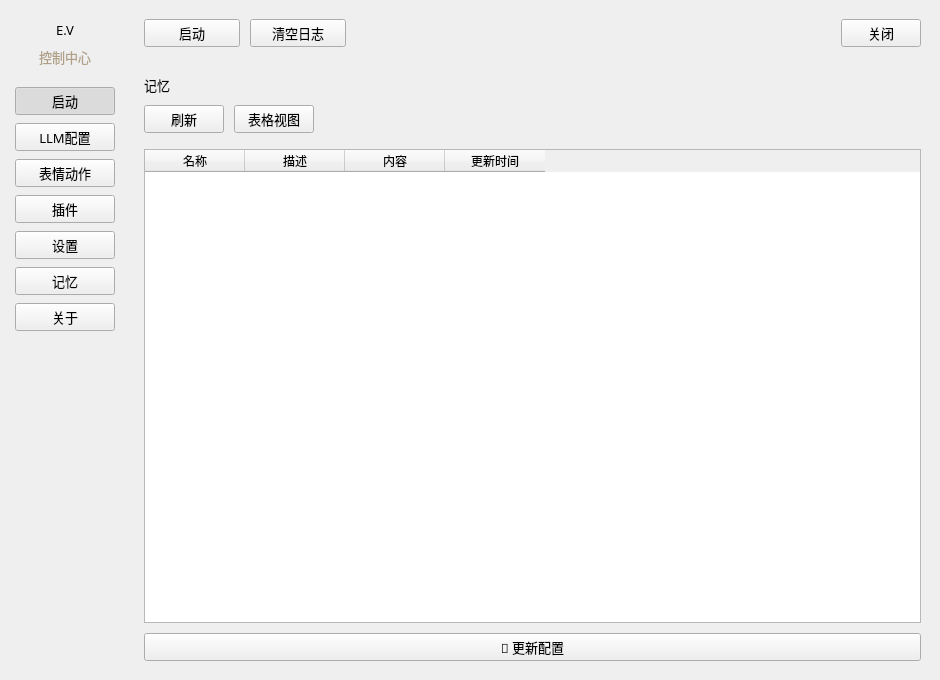
Before: the Qt Designer form ui/control_center.ui in siaoic/E.V, drawn with Qt 5.
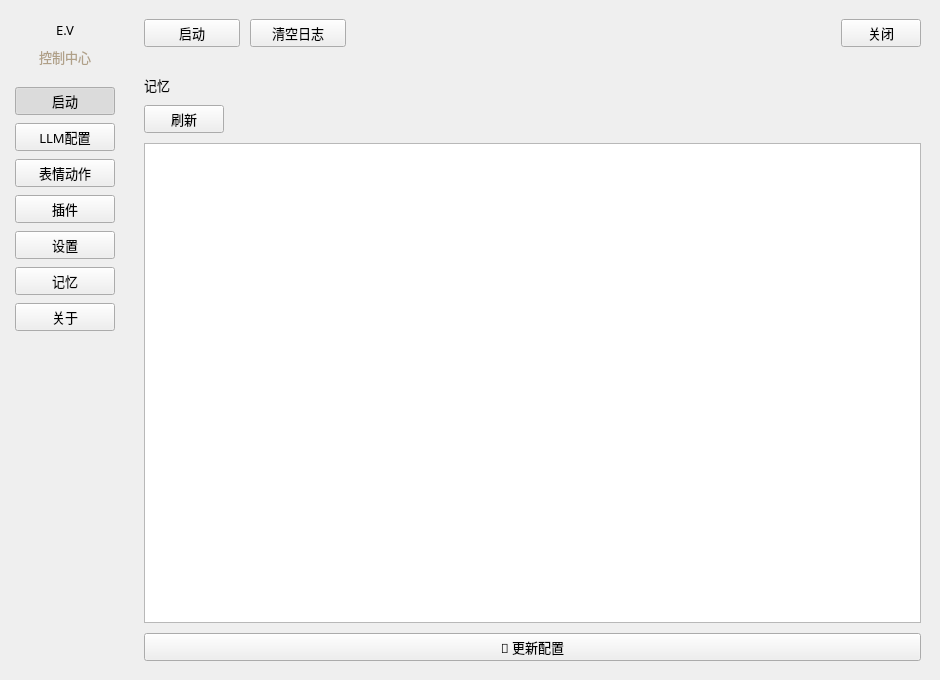
After: the same form once the commit is applied. The open tabs and pages were chosen to show the change.

What changed in the file:
```diff
--- a/ui/control_center.ui
+++ b/ui/control_center.ui
@@ -2427,13 +2427,6 @@
                </property>
               </widget>
              </item>
-             <item>
-              <widget class="QPushButton" name="btn_memory_view_toggle">
-               <property name="text">
-                <string>表格视图</string>
-               </property>
-              </widget>
-             </item>
              <item>
               <spacer name="horizontalSpacer_memory_top">
                <property name="orientation">
@@ -2457,79 +2450,7 @@
             </layout>
            </item>
            <item>
-            <widget class="QStackedWidget" name="stack_memory">
-             <property name="currentIndex">
-              <number>0</number>
-             </property>
-             <widget class="QWidget" name="page_memory_list">
-              <layout class="QVBoxLayout" name="verticalLayout_memory_list">
-               <property name="spacing">
-                <number>0</number>
-               </property>
-               <property name="leftMargin">
-                <number>0</number>
-               </property>
-               <property name="topMargin">
-                <number>6</number>
-               </property>
-               <property name="rightMargin">
-                <number>0</number>
-               </property>
-               <property name="bottomMargin">
-                <number>0</number>
-               </property>
-               <item>
-                <widget class="QTableWidget" name="table_memory">
-                 <property name="alternatingRowColors">
-                  <bool>true</bool>
-                 </property>
-                 <property name="selectionMode">
-                  <enum>QAbstractItemView::ExtendedSelection</enum>
-                 </property>
-                 <column>
-                  <property name="text">
-                   <string>名称</string>
-                  </property>
-                 </column>
-                 <column>
-                  <property name="text">
-                   <string>描述</string>
-                  </property>
-                 </column>
-                 <column>
-                  <property name="text">
-                   <string>内容</string>
-                  </property>
-                 </column>
-                 <column>
-                  <property name="text">
-                   <string>更新时间</string>
-                  </property>
-                 </column>
-                </widget>
-               </item>
-              </layout>
-             </widget>
-             <widget class="QWidget" name="page_memory_graph">
-              <layout class="QVBoxLayout" name="verticalLayout_memory_graph">
-               <property name="leftMargin">
-                <number>0</number>
-               </property>
-               <property name="topMargin">
-                <number>6</number>
-               </property>
-               <property name="rightMargin">
-                <number>0</number>
-               </property>
-               <property name="bottomMargin">
-                <number>0</number>
-               </property>
-               <item>
-                <widget class="QGraphicsView" name="graph_memory"/>
-               </item>
-              </layout>
-             </widget>
-            </widget>
+            <widget class="QGraphicsView" name="graph_memory"/>
            </item>
           </layout>
          </widget>
```
Left out of the diff: 47 changed lines with no effect on the pictures.
